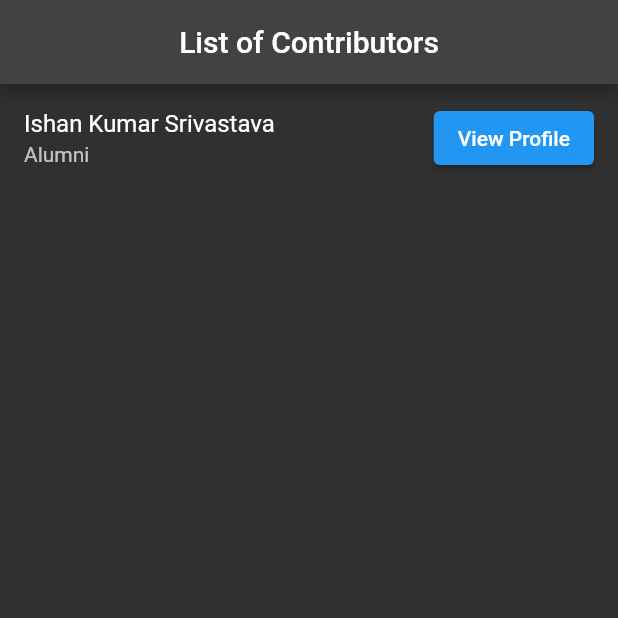
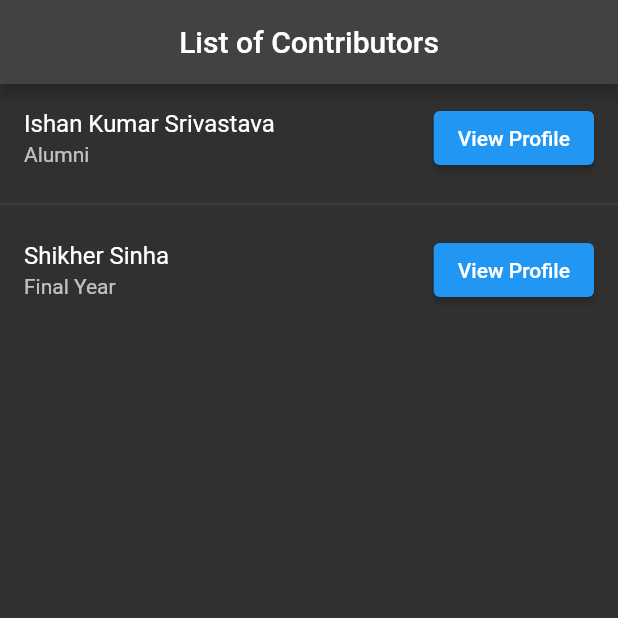
Before and after one commit to Education-Areana/Introduction, a Flutter app: the screen it shows after launch, on a phone screen of 412 x 824 dp, the top half of it. Run offline on Flutter 3.47's test engine with Material 2 defaults, Android fonts, the light colour scheme and no system bars.

Commit message:
Update intro_map.dart

```diff
--- a/lib/intro_map.dart
+++ b/lib/intro_map.dart
@@ -4,4 +4,9 @@ List<Map<String, dynamic>> listOfUsers = [
     'gitHubUrl': 'https://github.com/ishan0805',
     'year': "Alumni"
   },
+  {
+    'name': 'Shikher Sinha',
+    'gitHubUrl': 'https://github.com/shikher25git',
+    'year': "Final Year"
+  },
 ];
```
